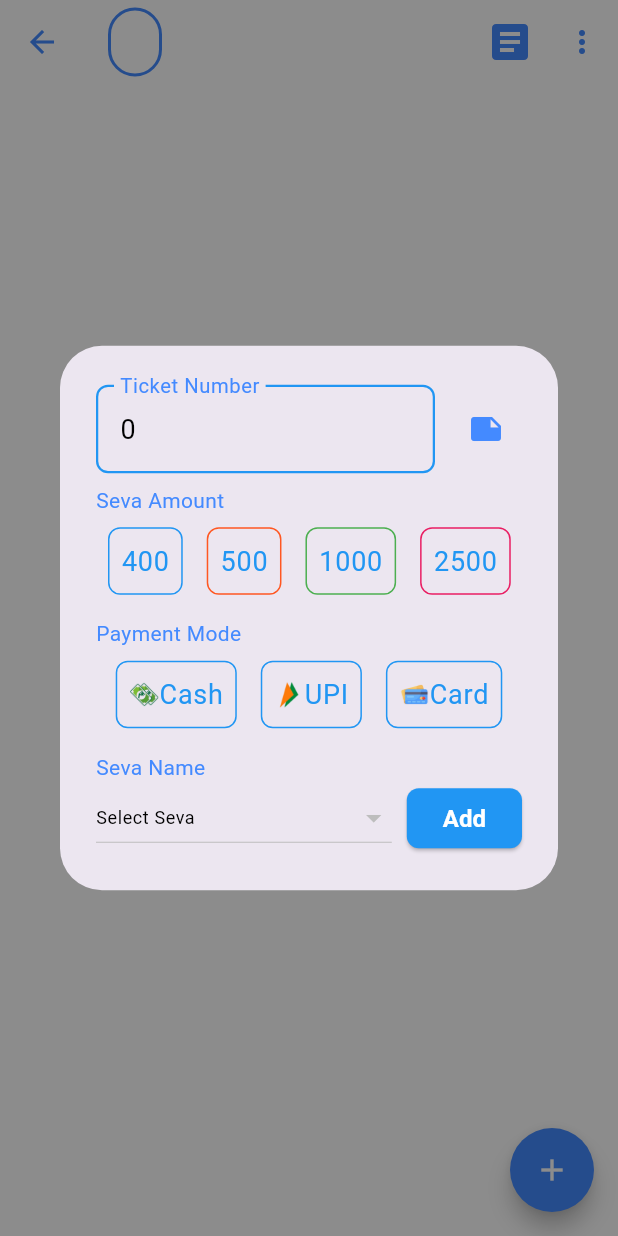
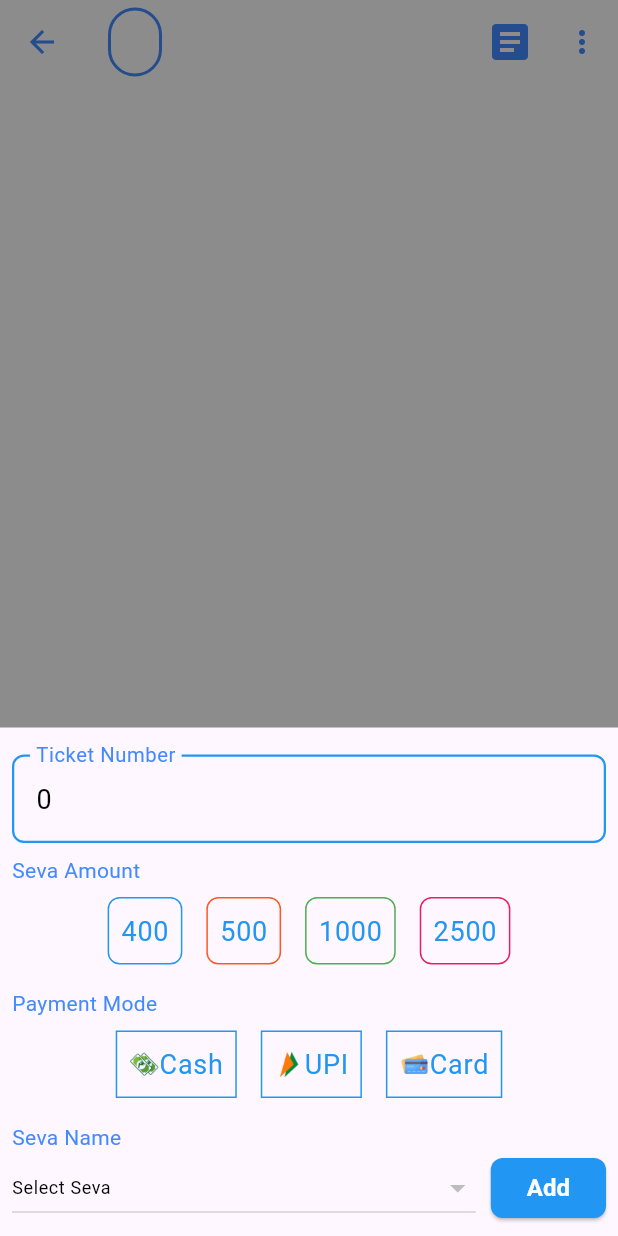
Before and after one commit to jayantadn/vkhillseva, a Flutter app: the TicketPage screen opened directly with empty values, after a tap on the "add" icon, on a phone screen of 412 x 824 dp. Run offline on Flutter 3.47's test engine with Material 3 defaults, Android fonts, the phone set to English and light mode, and no system bars; our stand-ins replace firebase_core, firebase_database, fl_chart, fluttertoast, google_fonts, synchronized; accounts and stored records are empty.

Commit message:
refactor ticket page modal to improve state management and animations

```diff
--- a/lib/nitya_seva/ticket_page.dart
+++ b/lib/nitya_seva/ticket_page.dart
@@ -351,10 +351,15 @@ class _TicketPageState extends State<TicketPage> {
       transitionDuration: const Duration(milliseconds: 300),
       pageBuilder: (BuildContext buildContext, Animation animation,
           Animation secondaryAnimation) {
-        return StatefulBuilder(
-          builder: (BuildContext context, StateSetter setModalState) {
-            return AlertDialog(
-              content: SingleChildScrollView(
+        return Align(
+          alignment: Alignment.bottomCenter,
+          child: Material(
+            child: StatefulBuilder(
+              builder: (context, setDialogState) {
+                return Container(
+                  width: MediaQuery.of(context).size.width,
+                  padding: const EdgeInsets.all(8.0),
+                  child: SingleChildScrollView(
                     scrollDirection: Axis.vertical,
                     child: Column(
                       children: [
@@ -369,13 +374,6 @@ class _TicketPageState extends State<TicketPage> {
                                 decoration:
                                     InputDecoration(labelText: "Ticket Number"),
                               ),
-                        ),
-
-                        // note button
-                        SizedBox(width: 10),
-                        IconButton(
-                          icon: Icon(Icons.note, color: accentColor),
-                          onPressed: () {},
                             ),
                           ],
                         ),
@@ -401,16 +399,16 @@ class _TicketPageState extends State<TicketPage> {
                                   padding: const EdgeInsets.all(8.0),
                                   child: GestureDetector(
                                     onTap: () {
-                                  setModalState(() {
+                                      setDialogState(() {
                                         amount = int.parse(seva.keys.first);
                                         filteredTickets = _tickets
-                                        .where(
-                                            (ticket) => ticket.amount == amount)
+                                            .where((ticket) =>
+                                                ticket.amount == amount)
                                             .toList();
                                         ticketNumberController.text =
                                             (filteredTickets.isNotEmpty
-                                                ? filteredTickets
-                                                        .first.ticketNumber +
+                                                    ? filteredTickets.first
+                                                            .ticketNumber +
                                                         1
                                                     : 0)
                                                 .toString();
@@ -422,13 +420,16 @@ class _TicketPageState extends State<TicketPage> {
                                     },
                                     child: Container(
                                       decoration: BoxDecoration(
-                                    color: amount.toString() == seva.keys.first
-                                        ? seva.values.first['color']! as Color
+                                        color:
+                                            amount.toString() == seva.keys.first
+                                                ? seva.values.first['color']!
+                                                    as Color
                                                 : Colors.transparent,
                                         border: Border.all(
                                             color: seva.values.first['color']!
                                                 as Color),
-                                    borderRadius: BorderRadius.circular(8.0),
+                                        borderRadius:
+                                            BorderRadius.circular(8.0),
                                       ),
                                       child: Padding(
                                         padding: const EdgeInsets.all(8.0),
@@ -474,7 +475,7 @@ class _TicketPageState extends State<TicketPage> {
                                   padding: const EdgeInsets.all(8.0),
                                   child: GestureDetector(
                                     onTap: () {
-                                  setModalState(() {
+                                      setDialogState(() {
                                         mode = m;
                                       });
                                     },
@@ -484,7 +485,6 @@ class _TicketPageState extends State<TicketPage> {
                                         color: mode == m
                                             ? primaryColor
                                             : Colors.transparent,
-                                    borderRadius: BorderRadius.circular(8.0),
                                       ),
                                       child: Padding(
                                         padding: const EdgeInsets.all(8.0),
@@ -535,7 +535,8 @@ class _TicketPageState extends State<TicketPage> {
                             Expanded(
                               child: DropdownButton<String>(
                                 isExpanded: true,
-                            value: sevaNames.isNotEmpty ? sevaNames[0] : null,
+                                value:
+                                    sevaNames.isNotEmpty ? sevaNames[0] : null,
                                 items: sevaNames.map((String value) {
                                   return DropdownMenuItem<String>(
                                     value: value,
@@ -543,7 +544,9 @@ class _TicketPageState extends State<TicketPage> {
                                   );
                                 }).toList(),
                                 onChanged: (String? newValue) {
+                                  setDialogState(() {
                                     sevaName = newValue!;
+                                  });
                                 },
                                 hint: Text(
                                   "Select Seva",
@@ -583,7 +586,8 @@ class _TicketPageState extends State<TicketPage> {
                                 );
 
                                 // pre validations
-                            List<String> errors = _prevalidateTicket(ticket);
+                                List<String> errors =
+                                    _prevalidateTicket(ticket);
                                 if (errors.isNotEmpty) {
                                   String? action = await CommonWidgets()
                                       .createErrorDialog(
@@ -606,7 +610,8 @@ class _TicketPageState extends State<TicketPage> {
                                     .toIso8601String()
                                     .replaceAll(".", "^");
                                 FB().addToList(
-                                path: "NityaSeva/$dbDate/$dbSession/Tickets",
+                                    path:
+                                        "NityaSeva/$dbDate/$dbSession/Tickets",
                                     data: ticket.toJson());
 
                                 // post validations
@@ -643,6 +648,8 @@ class _TicketPageState extends State<TicketPage> {
                   ),
                 );
               },
+            ),
+          ),
         );
       },
       transitionBuilder: (context, animation, secondaryAnimation, child) {
```
Lines whose indentation alone changed are shown as unchanged.
